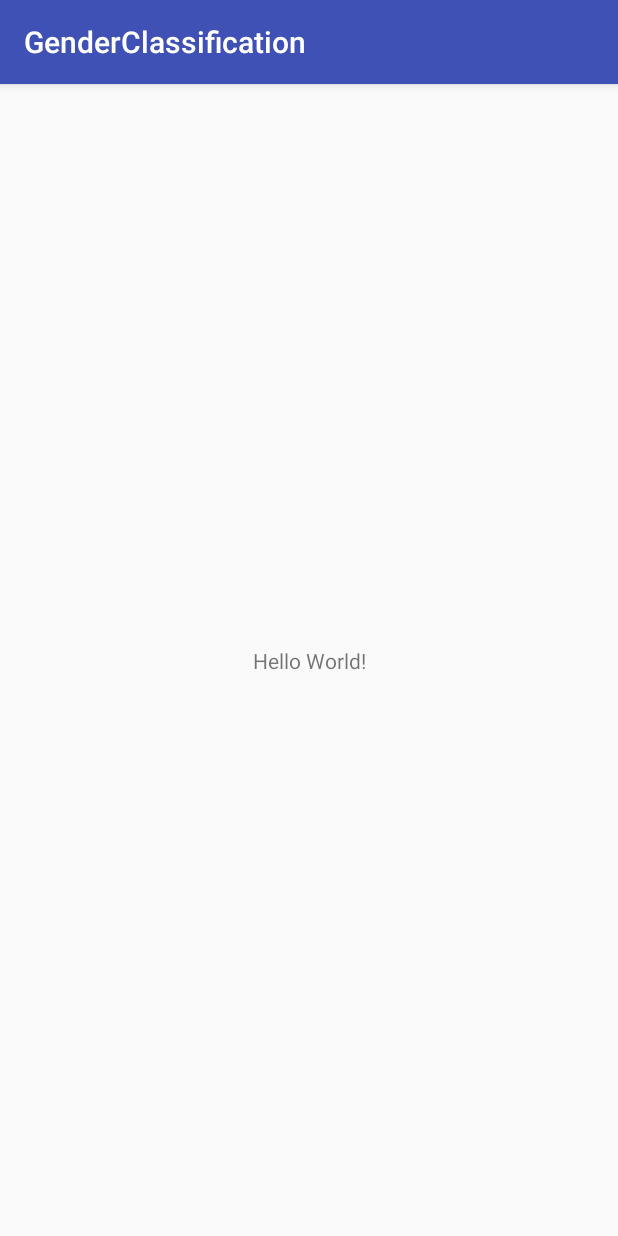
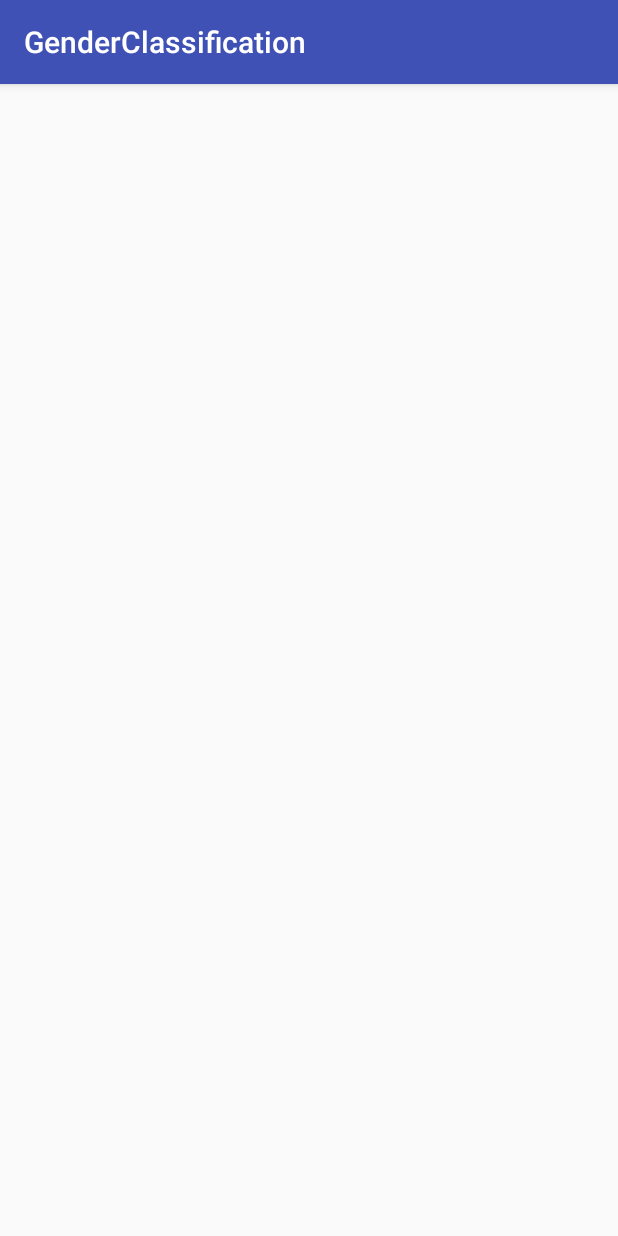
Before and after one commit to MINOSai/GenderClassification-Android, an Android app: the screen it shows after launch (MainActivity), on a phone screen of 412 x 824 dp. Run offline under Robolectric (Android 15) with nearby library versions, the light colour scheme and no system bars.

Commit message:
test commit

```diff
--- a/app/build.gradle
+++ b/app/build.gradle
@@ -27,4 +27,5 @@
     compile 'com.android.support:appcompat-v7:26.+'
     compile 'com.android.support.constraint:constraint-layout:1.0.2'
     testCompile 'junit:junit:4.12'
+    compile 'junit:junit:4.12'
 }
--- a/app/src/main/java/com/minosai/genderclassification/MainActivity.java
+++ b/app/src/main/java/com/minosai/genderclassification/MainActivity.java
@@ -1,5 +1,6 @@
 package com.minosai.genderclassification;
 
+import android.media.FaceDetector;
 import android.support.v7.app.AppCompatActivity;
 import android.os.Bundle;
 
@@ -9,5 +10,7 @@
     protected void onCreate(Bundle savedInstanceState) {
         super.onCreate(savedInstanceState);
         setContentView(R.layout.activity_main);
+
+//        FaceDetector detector = new FaceDetector.Builder().build(getApplicationContext());
     }
 }
--- a/app/src/main/res/layout/activity_main.xml
+++ b/app/src/main/res/layout/activity_main.xml
@@ -6,13 +6,4 @@
     android:layout_height="match_parent"
     tools:context="com.minosai.genderclassification.MainActivity">
 
-    <TextView
-        android:layout_width="wrap_content"
-        android:layout_height="wrap_content"
-        android:text="Hello World!"
-        app:layout_constraintBottom_toBottomOf="parent"
-        app:layout_constraintLeft_toLeftOf="parent"
-        app:layout_constraintRight_toRightOf="parent"
-        app:layout_constraintTop_toTopOf="parent" />
-
 </android.support.constraint.ConstraintLayout>
```
